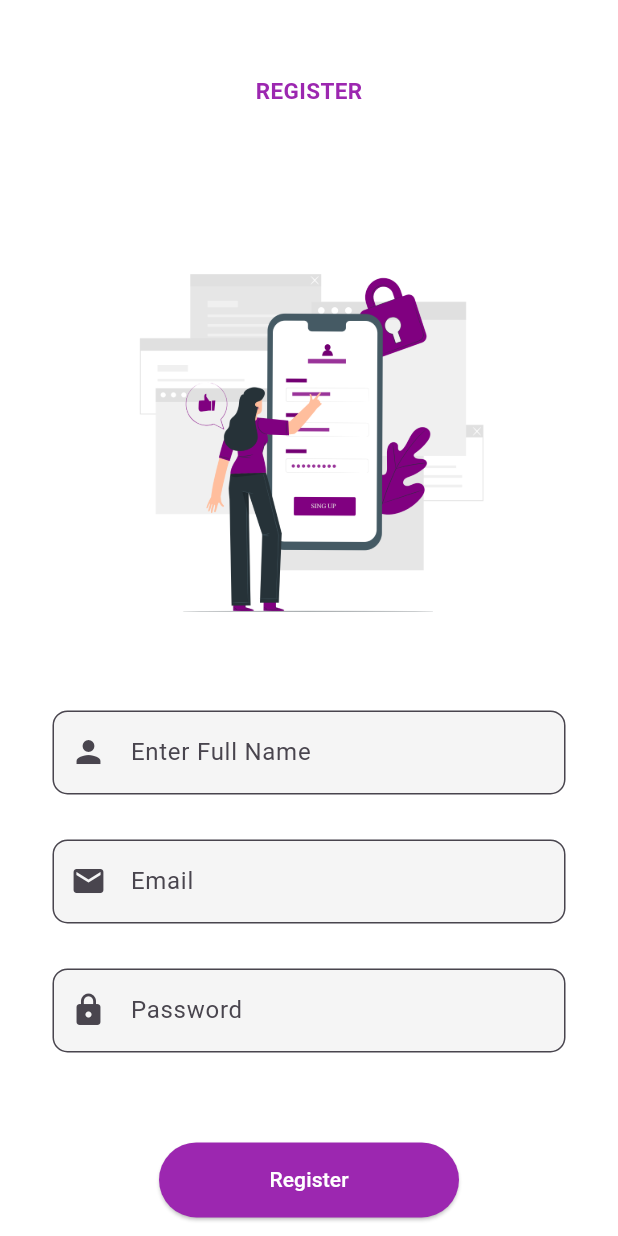
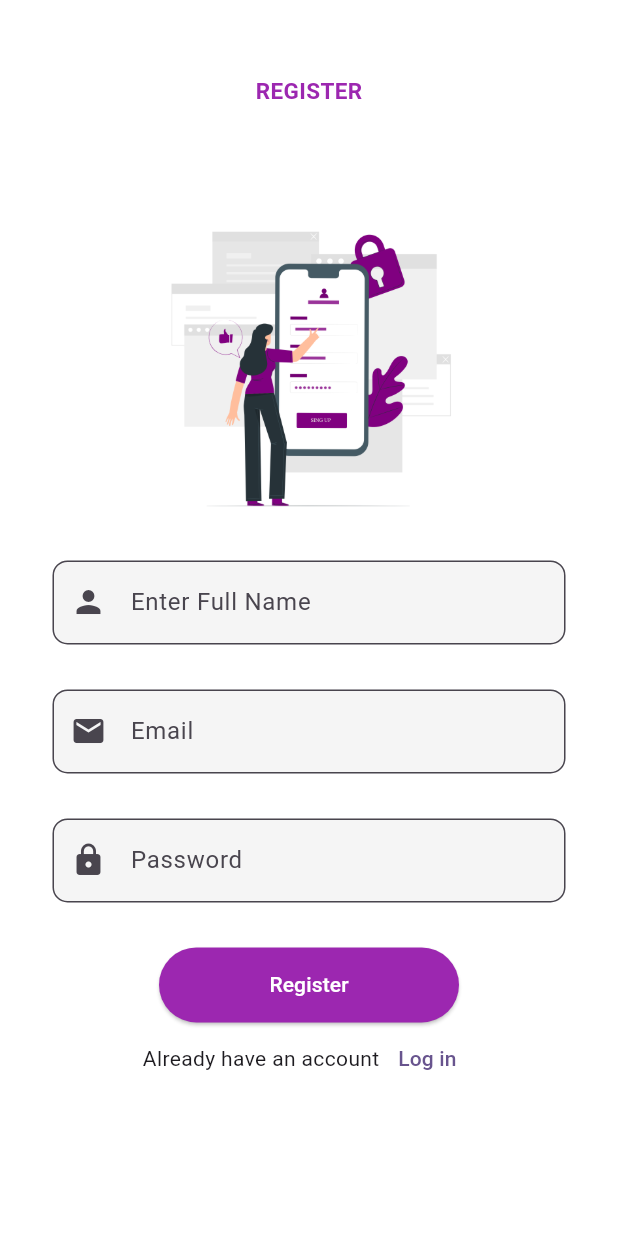
Before and after one commit to atmaja-bhatt/PlacementApp, a Flutter app: the screen it shows after launch, after a tap on "Register", on a phone screen of 412 x 824 dp. Run offline on Flutter 3.47's test engine with Material 2 defaults, Android fonts, the light colour scheme and no system bars; Roboto replaces fonts that are missing (Arial).

Commit message:
SignUp Page Update
Already have account issue solve

```diff
--- a/placeitup/lib/Screens/login.dart
+++ b/placeitup/lib/Screens/login.dart
@@ -44,7 +44,7 @@ class LoginPage extends State<MyLogin> {
                 crossAxisAlignment: CrossAxisAlignment.center,
                 children: [
                   Container(
-                    height: 350.0,
+                    height: 250.0,
                     width: 300.0,
                     padding: const EdgeInsets.all(16.0),
                     decoration: BoxDecoration(
--- a/placeitup/lib/Screens/signup.dart
+++ b/placeitup/lib/Screens/signup.dart
@@ -42,7 +42,7 @@ class SignupPage extends State<Signup> {
                 crossAxisAlignment: CrossAxisAlignment.center,
                 children: [
                   Container(
-                    height: 350.0,
+                    height: 250.0,
                     width: 300.0,
                     padding: const EdgeInsets.all(16.0),
                     decoration: BoxDecoration(
@@ -57,7 +57,7 @@ class SignupPage extends State<Signup> {
                       margin: const EdgeInsets.only(left: 35, right: 35),
                       child: Column(children: [
                         TextFormField(
-                          keyboardType: TextInputType.emailAddress,
+                          keyboardType: TextInputType.text,
                           style: const TextStyle(color: Colors.black),
                           decoration: InputDecoration(
                               fillColor: Colors.grey.shade100,
@@ -102,9 +102,6 @@ class SignupPage extends State<Signup> {
                         const SizedBox(
                           height: 30,
                         ),
-                        const SizedBox(
-                          height: 30,
-                        ),
                         SizedBox(
                             height: 50,
                             width: 200,
@@ -129,7 +126,7 @@ class SignupPage extends State<Signup> {
                       const Text("Already have an account"),
                       TextButton(
                           onPressed: () {
-                            Navigator.pushNamed(context, MyRoutes.signupRoute);
+                            Navigator.pushNamed(context, MyRoutes.loginRoute);
                           },
                           child: const Text(
                             "Log in",
--- a/placeitup/lib/main.dart
+++ b/placeitup/lib/main.dart
@@ -25,6 +25,7 @@ class Placeitup extends StatelessWidget {
         "/": (context) => const MyLogin(),
         MyRoutes.homeRoute: (context) => const Home(),
         MyRoutes.signupRoute: (context) => const Signup(),
+        MyRoutes.loginRoute: (context) => const MyLogin(),
       },
       debugShowCheckedModeBanner: false,
     );
```
